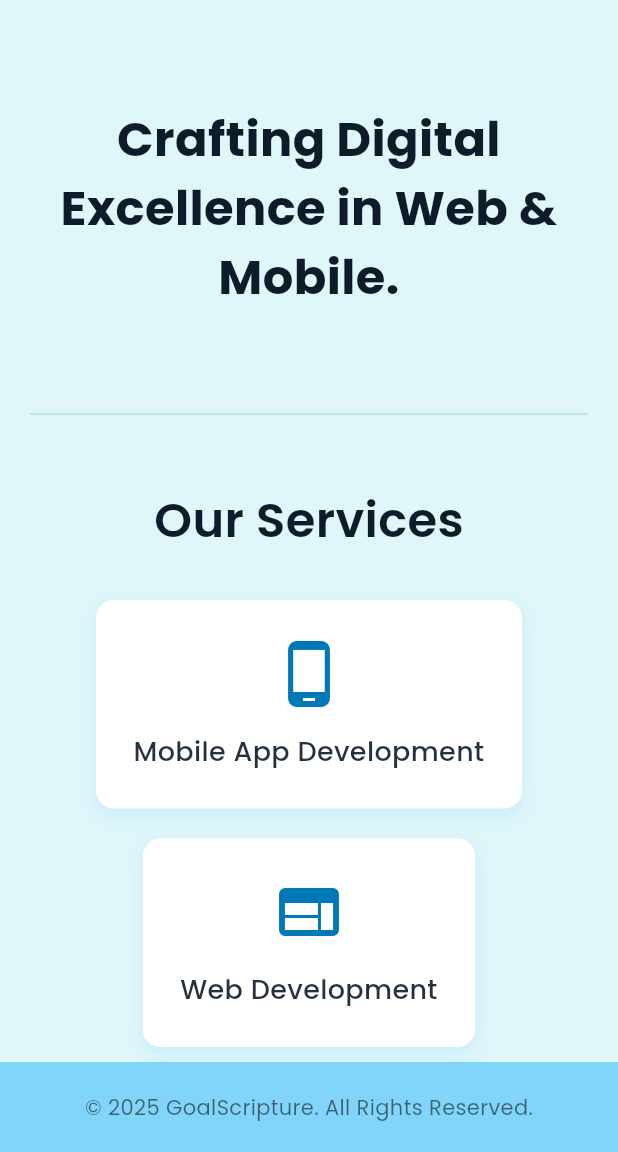
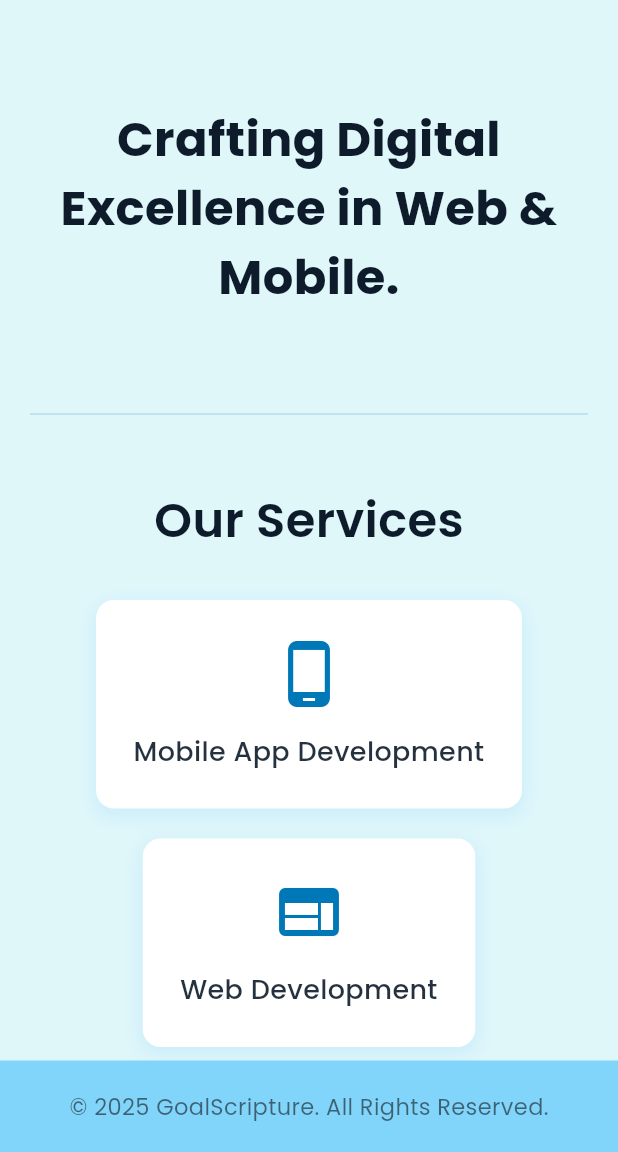
Before and after one commit to prashantkareliya/webtest, a Flutter app: the screen it shows after launch, on a phone screen of 412 x 824 dp, the part 84-1236 px from its top. Run offline on Flutter 3.47's test engine with Material 3 defaults, Android fonts, the phone set to English and light mode, and no system bars; our stand-ins replace animate_do, flutter_svg, google_fonts; network calls fail.

Commit message:
First commit

```diff
--- a/lib/main.dart
+++ b/lib/main.dart
@@ -776,7 +776,7 @@ class Footer extends StatelessWidget {
         children: [
           const Text(
             "© 2025 GoalScripture. All Rights Reserved.",
-            style: TextStyle(color: AppColors.textSecondary, fontSize: 14),
+            style: TextStyle(color: AppColors.textSecondary, fontSize: 15),
           ),
           // You can add social media icons here if you like
         ],
```
